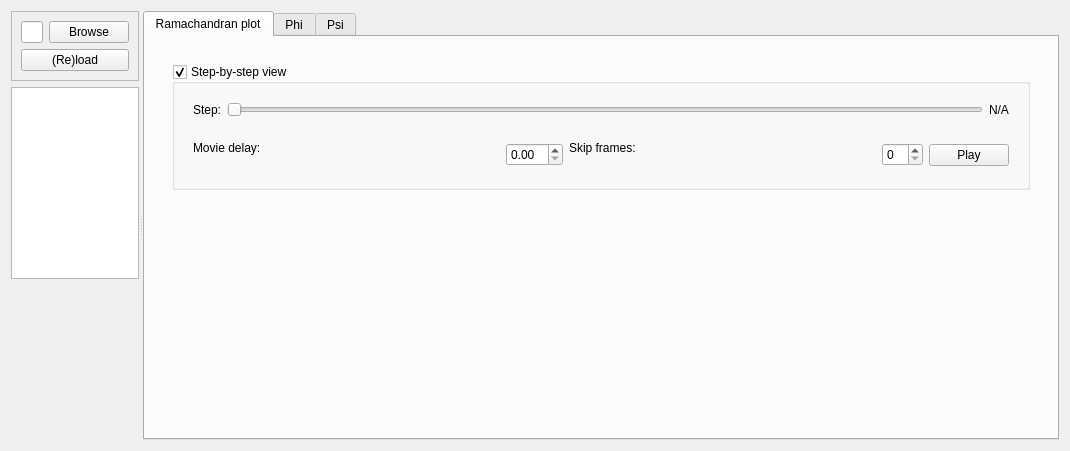
Above: src/mdscripts/rama_analyzer/rama_analyzer.ui from awacha/mdscripts before the change. Below: the same form after it.
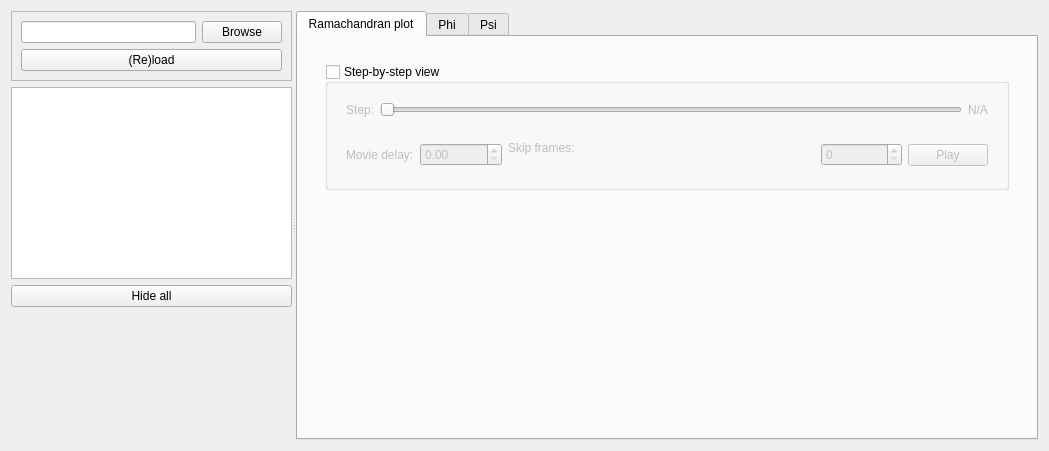
That is the form after the change.

Commit message: Rama_analyzer: editable per-residue colors

Patch:
```diff
--- a/src/mdscripts/rama_analyzer/rama_analyzer.ui
+++ b/src/mdscripts/rama_analyzer/rama_analyzer.ui
@@ -6,7 +6,7 @@
             <rect>
                 <x>0</x>
                 <y>0</y>
-                <width>594</width>
+                <width>1049</width>
                 <height>451</height>
             </rect>
         </property>
@@ -20,6 +20,12 @@
                         <enum>Qt::Horizontal</enum>
                     </property>
                     <widget class="QWidget" name="widget" native="true">
+                        <property name="sizePolicy">
+                            <sizepolicy hsizetype="Preferred" vsizetype="Expanding">
+                                <horstretch>0</horstretch>
+                                <verstretch>0</verstretch>
+                            </sizepolicy>
+                        </property>
                         <layout class="QVBoxLayout" name="verticalLayout_2">
                             <item>
                                 <widget class="QFrame" name="frame">
@@ -51,7 +57,14 @@
                                 </widget>
                             </item>
                             <item>
-                                <widget class="QListView" name="residuesListView"/>
+                                <widget class="QTreeView" name="residuesListView"/>
+                            </item>
+                            <item>
+                                <widget class="QPushButton" name="hideAllPushButton">
+                                    <property name="text">
+                                        <string>Hide all</string>
+                                    </property>
+                                </widget>
                             </item>
                             <item>
                                 <spacer name="verticalSpacer">
@@ -61,7 +74,7 @@
                                     <property name="sizeHint" stdset="0">
                                         <size>
                                             <width>20</width>
-                                            <height>40</height>
+                                            <height>0</height>
                                         </size>
                                     </property>
                                 </spacer>
@@ -92,7 +105,7 @@
                                                                     <bool>true</bool>
                                                                 </property>
                                                                 <property name="checked">
-                                                                    <bool>true</bool>
+                                                                    <bool>false</bool>
                                                                 </property>
                                                                 <layout class="QVBoxLayout" name="verticalLayout_6">
                                                                     <item>
@@ -134,23 +147,40 @@
                                                                             </layout>
                                                                         </widget>
                                                                     </item>
-                                                                    <item>
+                                                                    <item alignment="Qt::AlignVCenter">
                                                                         <widget class="QWidget" name="widget_4"
                                                                                 native="true">
+                                                                            <property name="sizePolicy">
+                                                                                <sizepolicy hsizetype="Minimum"
+                                                                                            vsizetype="Preferred">
+                                                                                    <horstretch>0</horstretch>
+                                                                                    <verstretch>0</verstretch>
+                                                                                </sizepolicy>
+                                                                            </property>
                                                                             <layout class="QHBoxLayout"
                                                                                     name="horizontalLayout_2">
                                                                                 <item>
                                                                                     <widget class="QLabel"
                                                                                             name="label_2">
                                                                                         <property name="text">
-                                                                                            <string>Movie delay:
-                                                                                            </string>
+                                                                                            <string>&lt;html&gt;&lt;head/&gt;&lt;body&gt;&lt;p&gt;Movie
+                                                                                                delay:&lt;/p&gt;&lt;/body&gt;&lt;/html&gt;</string>
                                                                                         </property>
                                                                                     </widget>
                                                                                 </item>
                                                                                 <item>
                                                                                     <widget class="QDoubleSpinBox"
                                                                                             name="movieDelaySpinBox">
+                                                                                        <property name="sizePolicy">
+                                                                                            <sizepolicy
+                                                                                                    hsizetype="Expanding"
+                                                                                                    vsizetype="Fixed">
+                                                                                                <horstretch>0
+                                                                                                </horstretch>
+                                                                                                <verstretch>0
+                                                                                                </verstretch>
+                                                                                            </sizepolicy>
+                                                                                        </property>
                                                                                         <property name="value">
                                                                                             <double>0.000000000000000
                                                                                             </double>
@@ -160,6 +190,16 @@
                                                                                 <item>
                                                                                     <widget class="QLabel"
                                                                                             name="label_3">
+                                                                                        <property name="sizePolicy">
+                                                                                            <sizepolicy
+                                                                                                    hsizetype="Preferred"
+                                                                                                    vsizetype="Preferred">
+                                                                                                <horstretch>0
+                                                                                                </horstretch>
+                                                                                                <verstretch>0
+                                                                                                </verstretch>
+                                                                                            </sizepolicy>
+                                                                                        </property>
                                                                                         <property name="text">
                                                                                             <string>Skip frames:
                                                                                             </string>
@@ -168,7 +208,18 @@
                                                                                 </item>
                                                                                 <item>
                                                                                     <widget class="QSpinBox"
-                                                                                            name="skipFramesSpinBox"/>
+                                                                                            name="skipFramesSpinBox">
+                                                                                        <property name="sizePolicy">
+                                                                                            <sizepolicy
+                                                                                                    hsizetype="Expanding"
+                                                                                                    vsizetype="Fixed">
+                                                                                                <horstretch>0
+                                                                                                </horstretch>
+                                                                                                <verstretch>0
+                                                                                                </verstretch>
+                                                                                            </sizepolicy>
+                                                                                        </property>
+                                                                                    </widget>
                                                                                 </item>
                                                                                 <item>
                                                                                     <widget class="QPushButton"
```
The commit also changes 5 other files.
